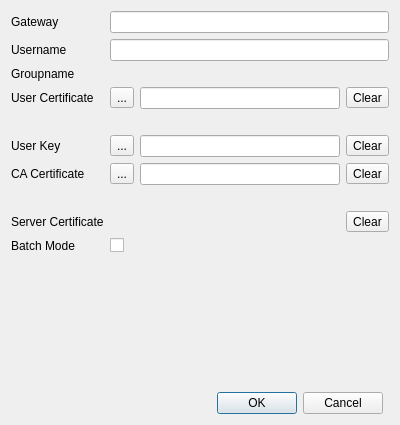
Qt form editdialog.ui (openconnect/openconnect-gui) before a commit.
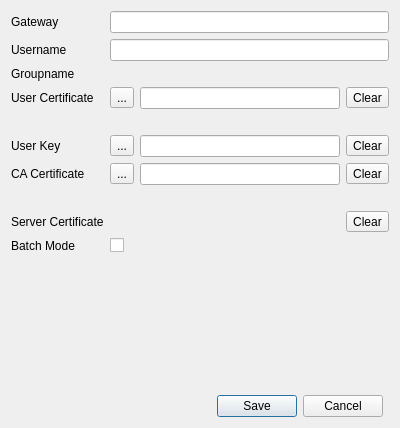
The same form after that commit. Icons and pictures are not drawn.

```diff
--- a/editdialog.ui
+++ b/editdialog.ui
@@ -7,7 +7,7 @@
     <x>0</x>
     <y>0</y>
     <width>400</width>
-    <height>425</height>
+    <height>428</height>
    </rect>
   </property>
   <property name="windowTitle">
@@ -236,7 +236,7 @@
       <enum>Qt::Horizontal</enum>
      </property>
      <property name="standardButtons">
-      <set>QDialogButtonBox::Cancel|QDialogButtonBox::Ok</set>
+      <set>QDialogButtonBox::Cancel|QDialogButtonBox::Save</set>
      </property>
     </widget>
    </item>
```
